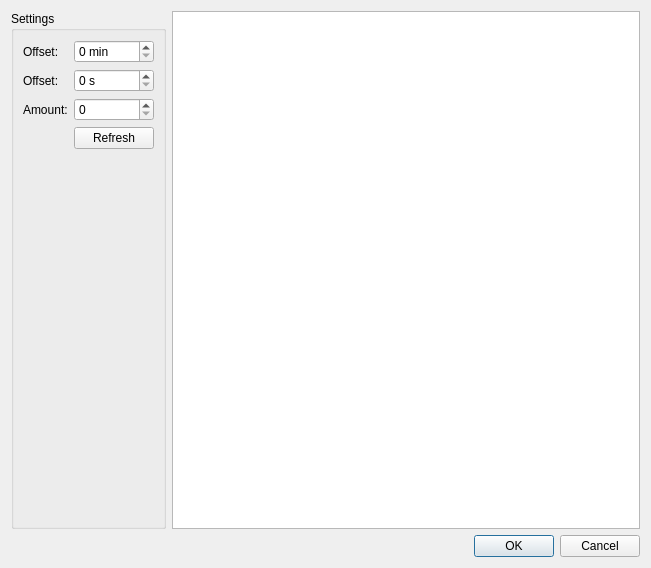
The window that interface/gui/importers/VideoImporter.ui (spillerrec/Overmix) describes before a commit, drawn with Qt 5.
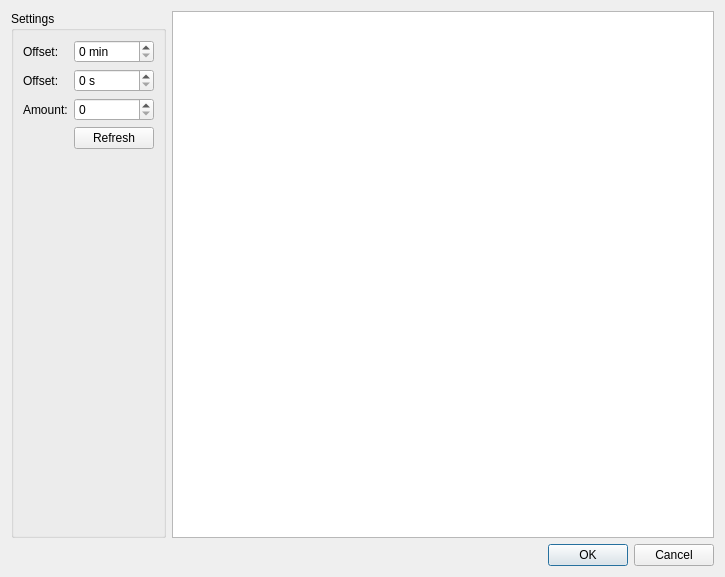
The same window after the commit.

Commit message: ADD: Resize cells in VideoImporter to image size FIX: Don't show checkboxes in VideoImporter

```diff
--- a/interface/gui/importers/VideoImporter.ui
+++ b/interface/gui/importers/VideoImporter.ui
@@ -6,8 +6,8 @@
    <rect>
     <x>0</x>
     <y>0</y>
-    <width>651</width>
-    <height>568</height>
+    <width>725</width>
+    <height>577</height>
    </rect>
   </property>
   <property name="windowTitle">
@@ -107,14 +107,14 @@
      </item>
      <item>
       <widget class="QTableView" name="preview_view">
-       <property name="iconSize">
-        <size>
-         <width>128</width>
-         <height>128</height>
-        </size>
+       <property name="selectionMode">
+        <enum>QAbstractItemView::NoSelection</enum>
        </property>
        <property name="showGrid">
-        <bool>false</bool>
+        <bool>true</bool>
+       </property>
+       <property name="gridStyle">
+        <enum>Qt::NoPen</enum>
        </property>
        <property name="cornerButtonEnabled">
         <bool>false</bool>
@@ -122,11 +122,8 @@
        <attribute name="horizontalHeaderVisible">
         <bool>false</bool>
        </attribute>
-       <attribute name="horizontalHeaderDefaultSectionSize">
-        <number>128</number>
-       </attribute>
-       <attribute name="verticalHeaderDefaultSectionSize">
-        <number>128</number>
+       <attribute name="verticalHeaderVisible">
+        <bool>false</bool>
        </attribute>
       </widget>
      </item>
```
The commit also changes 3 other files.
